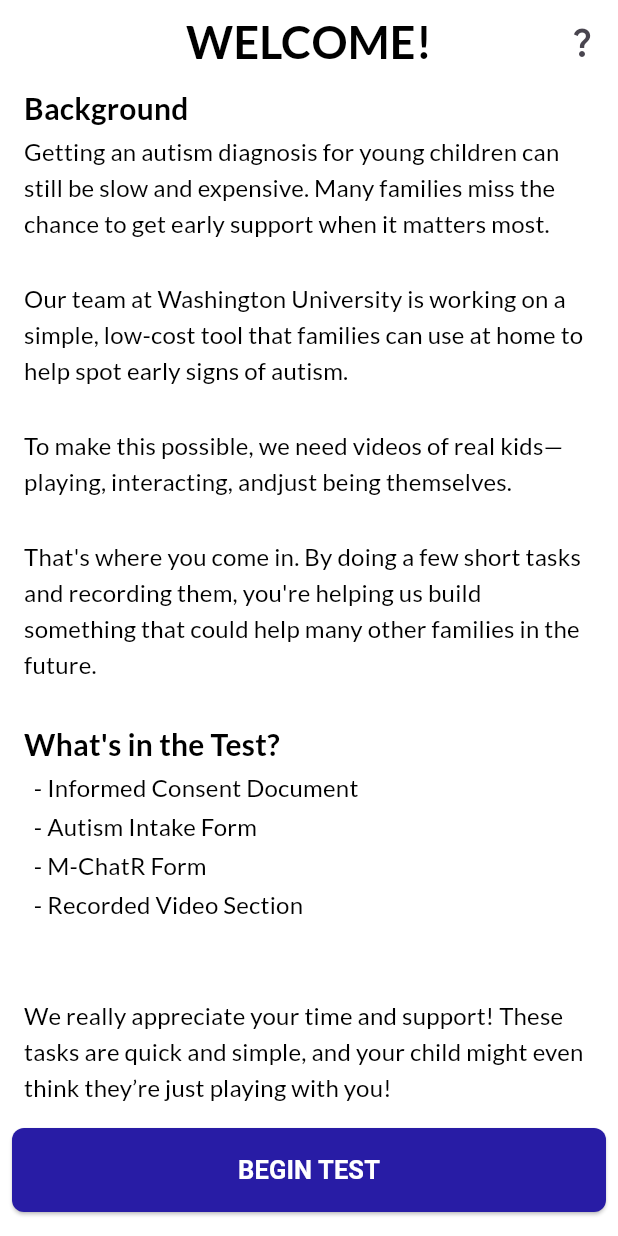
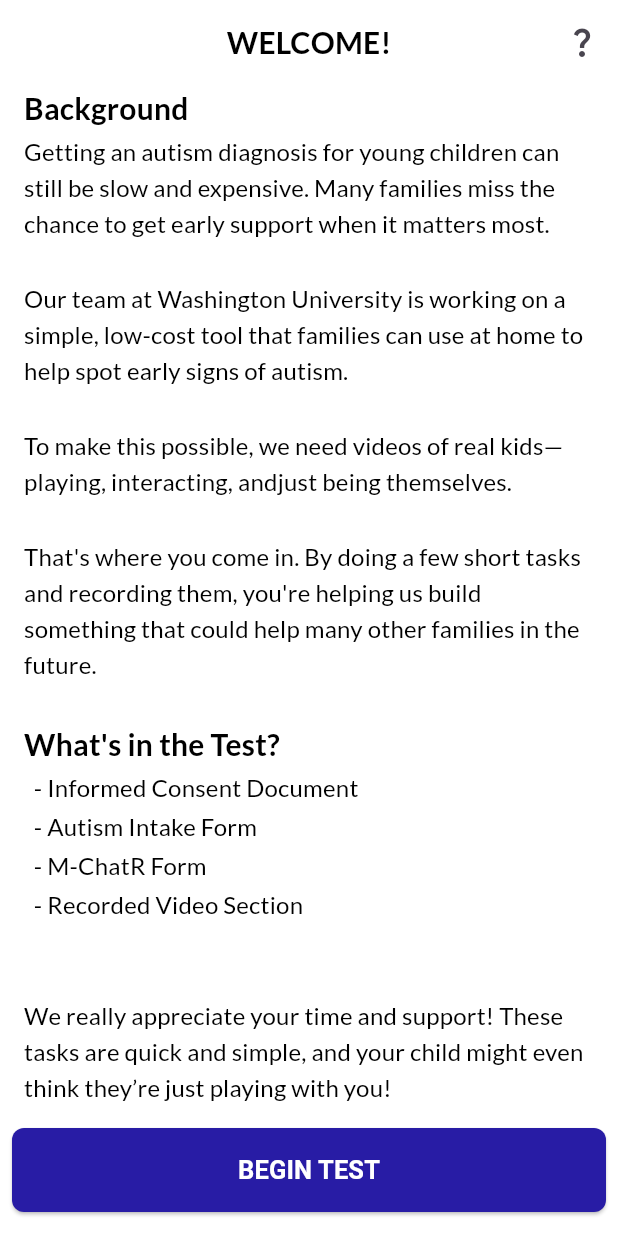
Before and after one commit to kevin200555/autism_ai_test, a Flutter app: the screen it shows after launch, on a phone screen of 412 x 824 dp. Run offline on Flutter 3.47's test engine with Material 3 defaults, Android fonts, the phone set to English and light mode, and no system bars; drawn by our look-alikes of auto_size_text; our stand-ins replace camera, google_fonts, video_player; missing offline and left inert: pdfx.

Commit message:
Attempting to fix issue where the text wouldn't be bold on ios

```diff
--- a/lib/widgets/text_types.dart
+++ b/lib/widgets/text_types.dart
@@ -33,10 +33,11 @@ class AppBarTitle extends StatelessWidget {
         style:
             style ??
             GoogleFonts.lato(
-              textStyle: Theme.of(context).textTheme.titleMedium,
-              color: color,
-              fontSize: 30,
+              textStyle: Theme.of(context).textTheme.titleMedium?.copyWith(
+                color: ColorTheme.textColor,
+                fontSize: 20,
                 fontWeight: FontWeight.bold,
+              ),
             ),
       ),
     );
@@ -72,10 +73,11 @@ class SubTitle extends StatelessWidget {
         style:
             style ??
             GoogleFonts.lato(
-                textStyle: Theme.of(context).textTheme.titleMedium,
+              textStyle: Theme.of(context).textTheme.titleMedium?.copyWith(
                 color: ColorTheme.textColor,
                 fontSize: 20,
                 fontWeight: FontWeight.bold,
+              ),
             ),
       ),
     );
@@ -157,7 +159,6 @@ class BodyText extends StatelessWidget {
   }
 }
 
-
 class RichBodyText extends StatelessWidget {
   final TextSpan textSpan;
   final TextAlign textAlign;
@@ -170,7 +171,8 @@ class RichBodyText extends StatelessWidget {
     super.key,
     this.textAlign = TextAlign.left,
     this.minFontSize = 8,
-    this.style, required this.maxLines,
+    this.style,
+    required this.maxLines,
   });
 
   @override
```
Lines whose indentation alone changed are shown as unchanged.
